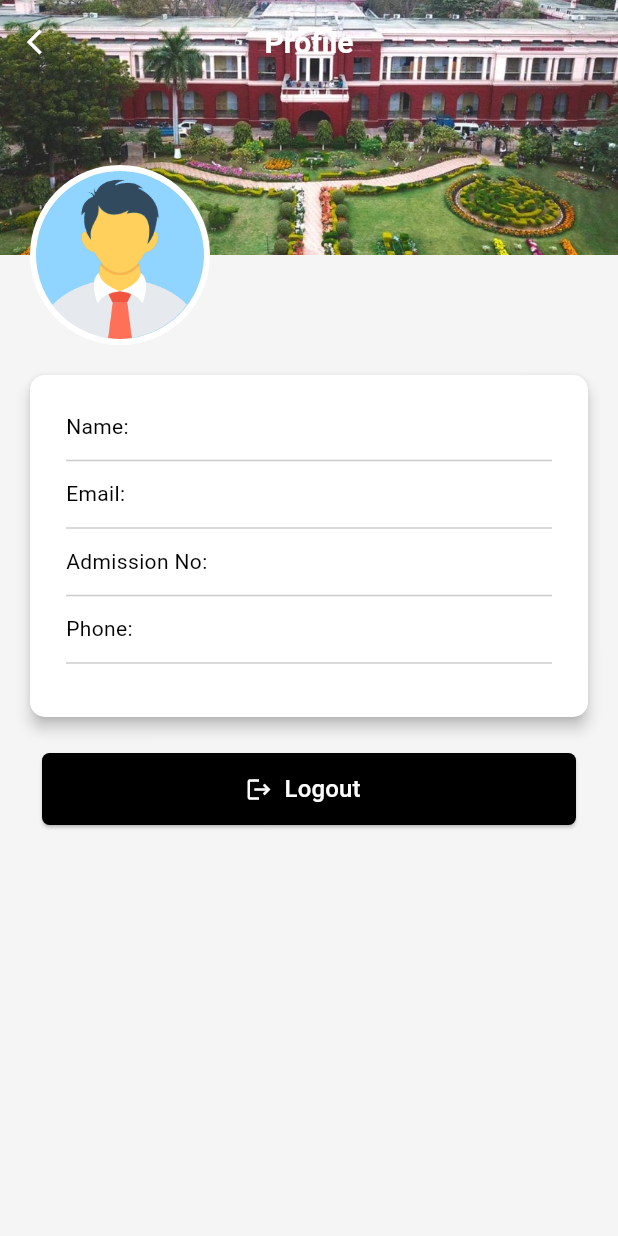
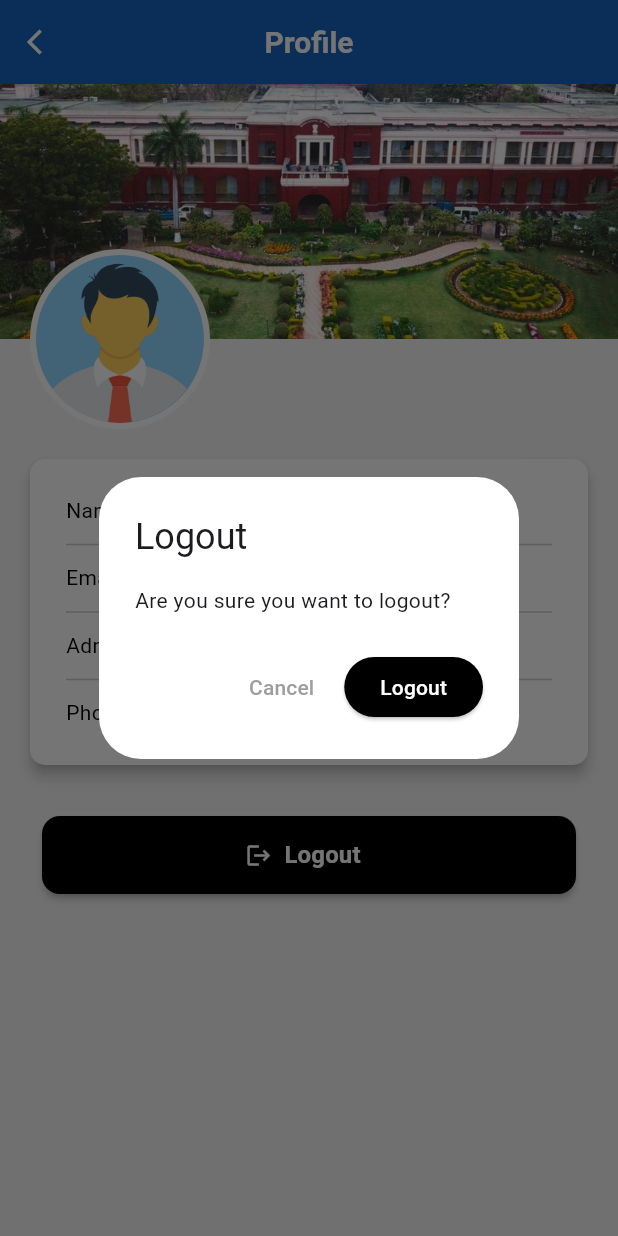
Before and after one commit to omkodes/nvcti_flutter, a Flutter app: the ProfileScreen screen opened by its route, after a tap on "Logout", on a phone screen of 412 x 824 dp. Run offline on Flutter 3.47's test engine with Material 3 defaults, Android fonts, the phone set to English and light mode, and no system bars; our stand-ins replace cached_network_image, cloud_firestore, equatable, firebase_auth, firebase_core, flutter_bloc and 2 more; accounts and stored records are empty.

Commit message:
minor ui fixes and logout fucntionality

```diff
--- a/lib/bloc/events/auth_event.dart
+++ b/lib/bloc/events/auth_event.dart
@@ -12,6 +12,8 @@ class LoginRequested extends AuthEvent {
   @override
   List<Object> get props => [email, password];
 }
+
+class LogoutRequested extends AuthEvent {}
 
 class RegisterRequested extends AuthEvent {
   final String name;
--- a/lib/bloc/states/auth_state.dart
+++ b/lib/bloc/states/auth_state.dart
@@ -17,6 +17,8 @@ class AuthError extends AuthState {
   @override
   List<Object> get props => [message];
 }
+
+class AuthLoggedOut extends AuthState {}
 
 class AuthPasswordResetSuccess extends AuthState {
   final String message;
--- a/lib/data/repositories/auth_repository_impl.dart
+++ b/lib/data/repositories/auth_repository_impl.dart
@@ -34,4 +34,9 @@ class AuthRepositoryImpl implements AuthRepository {
   }) async {
     return await remoteDataSource.resendVerificationEmail(email, password);
   }
+
+  Future<void> logout() async {
+    return await remoteDataSource
+        .logout(); // You'll need to add logout() to AuthRemoteDataSource too
+  }
 }
--- a/lib/domain/repositories/auth_repository.dart
+++ b/lib/domain/repositories/auth_repository.dart
@@ -15,4 +15,6 @@ abstract class AuthRepository {
     required String email,
     required String password,
   });
+
+  Future<void> logout();
 }
--- /dev/null
+++ b/lib/domain/usecases/logout_usecase.dart
@@ -0,0 +1,11 @@
+// lib/domain/usecases/LogoutUseCase.dart
+import 'package:nvcti/domain/repositories/auth_repository.dart';
+
+class LogoutUseCase {
+  final AuthRepository repository;
+  LogoutUseCase(this.repository);
+
+  Future<void> call() {
+    return repository.logout();
+  }
+}
--- a/lib/presentation/common/loading_card.dart
+++ b/lib/presentation/common/loading_card.dart
@@ -1,4 +1,5 @@
 import 'package:flutter/material.dart';
+import 'package:nvcti/presentation/common/theme.dart';
 
 class LoadingCard extends StatelessWidget {
   const LoadingCard({super.key});
@@ -7,10 +8,10 @@ class LoadingCard extends StatelessWidget {
   Widget build(BuildContext context) {
     return Card(
       elevation: 30,
-      color: const Color(0xFF2C2C2C),
+      color: AppTheme.primaryBlue,
       shape: RoundedRectangleBorder(borderRadius: BorderRadius.circular(20)),
       child: Container(
-        padding: const EdgeInsets.all(10),
+        padding: const EdgeInsets.all(12),
         decoration: BoxDecoration(
           border: Border.all(color: Colors.white24, width: 1),
           borderRadius: BorderRadius.circular(20),
--- a/lib/presentation/screens/inventory_screen.dart
+++ b/lib/presentation/screens/inventory_screen.dart
@@ -5,6 +5,7 @@ import 'package:nvcti/bloc/bloc/inventory_bloc.dart';
 import 'package:nvcti/bloc/events/inventory_event.dart';
 import 'package:nvcti/bloc/states/inventory_state.dart';
 import 'package:nvcti/presentation/common/inventory_card.dart';
+import 'package:nvcti/presentation/common/loading_card.dart';
 
 import '../../core/di/injection_container.dart';
 
@@ -80,7 +81,7 @@ class _InventoryScreenState extends State<InventoryScreen> {
                 // 2. BUILDER: Use this to rebuild the UI
                 builder: (context, state) {
                   if (state is InventoryLoading) {
-                    return const Center(child: CircularProgressIndicator());
+                    return const Center(child: LoadingCard());
                   }
 
                   if (state is InventoryLoaded) {
--- a/lib/presentation/screens/profile_screen.dart
+++ b/lib/presentation/screens/profile_screen.dart
@@ -1,8 +1,15 @@
+import 'package:firebase_auth/firebase_auth.dart';
 import 'package:flutter/material.dart';
-import 'package:firebase_auth/firebase_auth.dart';
+import 'package:flutter_bloc/flutter_bloc.dart';
+import 'package:go_router/go_router.dart';
+import 'package:nvcti/bloc/bloc/auth_bloc.dart';
+import 'package:nvcti/bloc/events/auth_event.dart';
+import 'package:nvcti/bloc/states/auth_state.dart';
 import 'package:nvcti/domain/repositories/user_repository.dart';
+import 'package:nvcti/presentation/common/loading_card.dart';
+import 'package:nvcti/presentation/common/theme.dart';
+
 import '../../core/di/injection_container.dart';
-import 'package:go_router/go_router.dart';
 
 class ProfileScreen extends StatelessWidget {
   const ProfileScreen({super.key});
@@ -15,29 +22,48 @@ class ProfileScreen extends StatelessWidget {
       return const Scaffold(body: Center(child: Text("Not Logged In")));
     }
 
-    return Scaffold(
+    return BlocListener<AuthBloc, AuthState>(
+      listener: (context, state) {
+        // Handle post-logout navigation and backstack
+        if (state is AuthLoggedOut) {
+          context.go('/login');
+        } else if (state is AuthError) {
+          ScaffoldMessenger.of(context).showSnackBar(
+            SnackBar(content: Text(state.message), backgroundColor: Colors.red),
+          );
+        }
+      },
+      child: Scaffold(
         backgroundColor: Colors.grey.shade100,
+        // --- Updated Blue App Bar ---
         appBar: AppBar(
-        title: const Text('Profile'),
+          backgroundColor: AppTheme.primaryBlue,
+          title: const Text(
+            'Profile',
+            style: TextStyle(color: Colors.white, fontWeight: FontWeight.bold),
+          ),
           centerTitle: true,
           elevation: 0,
           leading: IconButton(
-          icon: const Icon(Icons.arrow_back_ios, size: 20),
+            icon: const Icon(
+              Icons.arrow_back_ios,
+              size: 20,
+              color: Colors.white,
+            ),
             onPressed: () => context.canPop() ? context.pop() : context.go('/'),
           ),
-        backgroundColor: Colors.transparent,
         ),
-      extendBodyBehindAppBar: true,
         body: FutureBuilder<Map<String, dynamic>>(
           future: Injector.get<UserRepository>().getCurrentUserData(user.uid),
           builder: (context, snapshot) {
-
             if (snapshot.connectionState == ConnectionState.waiting) {
-            return const Center(child: CircularProgressIndicator());
+              return const Center(child: LoadingCard());
             }
 
             if (snapshot.hasError) {
-            return Center(child: Text("Error loading profile: ${snapshot.error}"));
+              return Center(
+                child: Text("Error loading profile: ${snapshot.error}"),
+              );
             }
 
             final userData = snapshot.data ?? {};
@@ -50,6 +76,7 @@ class ProfileScreen extends StatelessWidget {
             return SingleChildScrollView(
               child: Column(
                 children: [
+                  // --- Profile Header Background & Picture ---
                   SizedBox(
                     height: 230,
                     child: Stack(
@@ -65,7 +92,6 @@ class ProfileScreen extends StatelessWidget {
                             ),
                           ),
                         ),
-
                         Positioned(
                           top: 110,
                           left: 20,
@@ -80,9 +106,14 @@ class ProfileScreen extends StatelessWidget {
                             child: CircleAvatar(
                               radius: 56,
                               backgroundColor: Colors.grey.shade200,
-                            backgroundImage: profilePicUrl != null && profilePicUrl.isNotEmpty
+                              backgroundImage:
+                                  profilePicUrl != null &&
+                                      profilePicUrl.isNotEmpty
                                   ? NetworkImage(profilePicUrl)
-                                : const AssetImage('assets/logos/iv_profile_img.png') as ImageProvider,
+                                  : const AssetImage(
+                                          'assets/logos/iv_profile_img.png',
+                                        )
+                                        as ImageProvider,
                             ),
                           ),
                         ),
@@ -92,6 +123,7 @@ class ProfileScreen extends StatelessWidget {
 
                   const SizedBox(height: 16),
 
+                  // --- User Info Card ---
                   Padding(
                     padding: const EdgeInsets.symmetric(horizontal: 16.0),
                     child: Card(
@@ -105,40 +137,55 @@ class ProfileScreen extends StatelessWidget {
                         child: Column(
                           children: [
                             _buildInfoRow('Name:', userName),
-                          const Divider(height: 24, thickness: 1, color: Color(0xFFCCCCCC)),
+                            const Divider(
+                              height: 24,
+                              thickness: 1,
+                              color: Color(0xFFCCCCCC),
+                            ),
                             _buildInfoRow('Email:', userEmail),
-                          const Divider(height: 24, thickness: 1, color: Color(0xFFCCCCCC)),
+                            const Divider(
+                              height: 24,
+                              thickness: 1,
+                              color: Color(0xFFCCCCCC),
+                            ),
                             _buildInfoRow('Admission No:', userAdmNo),
-                          const Divider(height: 24, thickness: 1, color: Color(0xFFCCCCCC)),
+                            const Divider(
+                              height: 24,
+                              thickness: 1,
+                              color: Color(0xFFCCCCCC),
+                            ),
                             _buildInfoRow('Phone:', userContact),
-                          const Divider(height: 24, thickness: 1, color: Color(0xFFCCCCCC)),
                           ],
                         ),
                       ),
                     ),
                   ),
 
-                const SizedBox(height: 20),
+                  const SizedBox(height: 30),
 
+                  // --- Logout Button ---
                   Padding(
                     padding: const EdgeInsets.symmetric(horizontal: 28.0),
                     child: SizedBox(
                       width: double.infinity,
-                    height: 48,
+                      height: 52,
                       child: ElevatedButton.icon(
-                      onPressed: () async {
-                        await FirebaseAuth.instance.signOut();
-                      },
+                        onPressed: () => _showLogoutDialog(context),
                         icon: const Icon(Icons.logout, color: Colors.white),
                         label: const Text(
                           'Logout',
-                        style: TextStyle(color: Colors.white, fontSize: 16),
+                          style: TextStyle(
+                            color: Colors.white,
+                            fontSize: 16,
+                            fontWeight: FontWeight.bold,
+                          ),
                         ),
                         style: ElevatedButton.styleFrom(
                           backgroundColor: Colors.black,
                           shape: RoundedRectangleBorder(
-                          borderRadius: BorderRadius.circular(5),
+                            borderRadius: BorderRadius.circular(12),
                           ),
+                          elevation: 2,
                         ),
                       ),
                     ),
@@ -150,20 +197,16 @@ class ProfileScreen extends StatelessWidget {
             );
           },
         ),
+      ),
     );
   }
 
+  // --- UI Helper: Info Row ---
   Widget _buildInfoRow(String label, String value) {
     return Row(
       crossAxisAlignment: CrossAxisAlignment.start,
       children: [
-        Text(
-          label,
-          style: const TextStyle(
-            fontSize: 14,
-            color: Colors.black,
-          ),
-        ),
+        Text(label, style: const TextStyle(fontSize: 14, color: Colors.black)),
         const SizedBox(width: 8),
         Expanded(
           child: Text(
@@ -179,4 +222,31 @@ class ProfileScreen extends StatelessWidget {
       ],
     );
   }
+
+  // --- Logic Helper: Logout Confirmation ---
+  void _showLogoutDialog(BuildContext context) {
+    showDialog(
+      context: context,
+      builder: (ctx) => AlertDialog(
+        backgroundColor: AppTheme.cardColor,
+        title: const Text("Logout"),
+        content: const Text("Are you sure you want to logout?"),
+        actions: [
+          TextButton(
+            onPressed: () => Navigator.pop(ctx),
+            child: const Text("Cancel", style: TextStyle(color: Colors.grey)),
+          ),
+          ElevatedButton(
+            onPressed: () {
+              Navigator.pop(ctx);
+              // Dispatches the event to your Clean Architecture BLoC
+              context.read<AuthBloc>().add(LogoutRequested());
+            },
+            style: ElevatedButton.styleFrom(backgroundColor: Colors.black),
+            child: const Text("Logout", style: TextStyle(color: Colors.white)),
+          ),
+        ],
+      ),
+    );
   }
+}
--- a/lib/presentation/screens/tech_club_screen.dart
+++ b/lib/presentation/screens/tech_club_screen.dart
@@ -5,6 +5,7 @@ import 'package:nvcti/bloc/bloc/club_bloc.dart';
 import 'package:nvcti/bloc/events/club_event.dart';
 import 'package:nvcti/bloc/states/club_state.dart';
 import 'package:nvcti/core/di/injection_container.dart';
+import 'package:nvcti/presentation/common/loading_card.dart';
 
 import '../common/club_list_card.dart';
 
@@ -34,7 +35,7 @@ class TechClubScreen extends StatelessWidget {
         body: BlocBuilder<ClubBloc, ClubState>(
           builder: (context, state) {
             if (state is ClubLoading) {
-              return const Center(child: CircularProgressIndicator());
+              return const Center(child: LoadingCard());
             }
 
             if (state is ClubLoaded) {
```
Also changed, not shown: lib/bloc/bloc/auth_bloc.dart (+13 -0 lines), lib/core/di/injection_container.dart (+8 -4 lines), lib/data/datasources/remote_datasource/auth_remote_data_source.dart (+10 -0 lines), lib/presentation/screens/booking_form_page.dart (+175 -88 lines), lib/presentation/screens/projects_page.dart (+6 -5 lines). Lines whose indentation alone changed are shown as unchanged.
